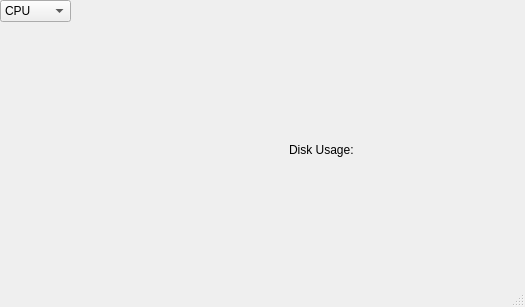
Old version of the form mainwindow.ui in the repository lucassmoro/cpu-monitoring.
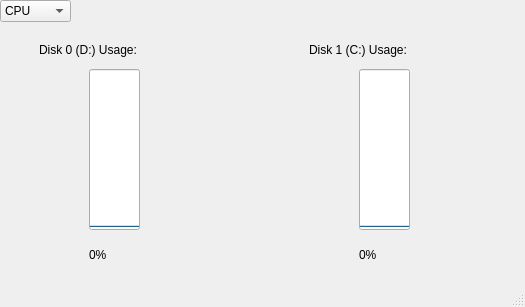
New version of the form. The open tabs and pages were chosen to show the change.

Commit message: feat: disks, cpu, memory progress bar working properly and with porcentage on the side

```diff
--- a/mainwindow.ui
+++ b/mainwindow.ui
@@ -334,9 +334,9 @@
      <widget class="QLabel" name="disk_label">
       <property name="geometry">
        <rect>
-        <x>290</x>
-        <y>110</y>
-        <width>141</width>
+        <x>40</x>
+        <y>10</y>
+        <width>151</width>
         <height>41</height>
        </rect>
       </property>
@@ -344,7 +344,149 @@
        <string notr="true">font: 700 14pt &quot;Yu Gothic UI Semibold&quot;;</string>
       </property>
       <property name="text">
-       <string>Disk Usage:</string>
+       <string>Disk 0 (D:) Usage:</string>
+      </property>
+     </widget>
+     <widget class="QProgressBar" name="diskD_progressbar">
+      <property name="enabled">
+       <bool>true</bool>
+      </property>
+      <property name="geometry">
+       <rect>
+        <x>90</x>
+        <y>50</y>
+        <width>51</width>
+        <height>161</height>
+       </rect>
+      </property>
+      <property name="autoFillBackground">
+       <bool>false</bool>
+      </property>
+      <property name="styleSheet">
+       <string notr="true">QProgressBar::chunk {
+    background: qlineargradient(
+        spread:pad,
+        x1:0, y1:0,
+        x2:1, y2:0,
+        stop:0 rgba(38, 255, 0, 255),
+        stop:0.647727 rgba(251, 255, 0, 255),
+        stop:1 rgba(255, 0, 0, 255)
+    );
+}
+</string>
+      </property>
+      <property name="value">
+       <number>0</number>
+      </property>
+      <property name="textVisible">
+       <bool>false</bool>
+      </property>
+      <property name="orientation">
+       <enum>Qt::Vertical</enum>
+      </property>
+      <property name="invertedAppearance">
+       <bool>false</bool>
+      </property>
+      <property name="textDirection">
+       <enum>QProgressBar::BottomToTop</enum>
+      </property>
+      <property name="format">
+       <string>%p%</string>
+      </property>
+     </widget>
+     <widget class="QLabel" name="diskC_label">
+      <property name="geometry">
+       <rect>
+        <x>310</x>
+        <y>10</y>
+        <width>151</width>
+        <height>41</height>
+       </rect>
+      </property>
+      <property name="styleSheet">
+       <string notr="true">font: 700 14pt &quot;Yu Gothic UI Semibold&quot;;</string>
+      </property>
+      <property name="text">
+       <string>Disk 1 (C:) Usage:</string>
+      </property>
+     </widget>
+     <widget class="QProgressBar" name="diskC_progressbar">
+      <property name="enabled">
+       <bool>true</bool>
+      </property>
+      <property name="geometry">
+       <rect>
+        <x>360</x>
+        <y>50</y>
+        <width>51</width>
+        <height>161</height>
+       </rect>
+      </property>
+      <property name="autoFillBackground">
+       <bool>false</bool>
+      </property>
+      <property name="styleSheet">
+       <string notr="true">QProgressBar::chunk {
+    background: qlineargradient(
+        spread:pad,
+        x1:0, y1:0,
+        x2:1, y2:0,
+        stop:0 rgba(38, 255, 0, 255),
+        stop:0.647727 rgba(251, 255, 0, 255),
+        stop:1 rgba(255, 0, 0, 255)
+    );
+}
+</string>
+      </property>
+      <property name="value">
+       <number>0</number>
+      </property>
+      <property name="textVisible">
+       <bool>false</bool>
+      </property>
+      <property name="orientation">
+       <enum>Qt::Vertical</enum>
+      </property>
+      <property name="invertedAppearance">
+       <bool>false</bool>
+      </property>
+      <property name="textDirection">
+       <enum>QProgressBar::BottomToTop</enum>
+      </property>
+      <property name="format">
+       <string>%p%</string>
+      </property>
+     </widget>
+     <widget class="QLabel" name="diskD_porcentage">
+      <property name="geometry">
+       <rect>
+        <x>90</x>
+        <y>220</y>
+        <width>71</width>
+        <height>31</height>
+       </rect>
+      </property>
+      <property name="styleSheet">
+       <string notr="true">font: 700 14pt &quot;Yu Gothic UI Semibold&quot;;</string>
+      </property>
+      <property name="text">
+       <string>0%</string>
+      </property>
+     </widget>
+     <widget class="QLabel" name="diskC_porcentage">
+      <property name="geometry">
+       <rect>
+        <x>360</x>
+        <y>220</y>
+        <width>71</width>
+        <height>31</height>
+       </rect>
+      </property>
+      <property name="styleSheet">
+       <string notr="true">font: 700 14pt &quot;Yu Gothic UI Semibold&quot;;</string>
+      </property>
+      <property name="text">
+       <string>0%</string>
       </property>
      </widget>
     </widget>
```
Left out of the diff: 40 changed lines with no effect on the pictures. The commit also changes 3 other files.
